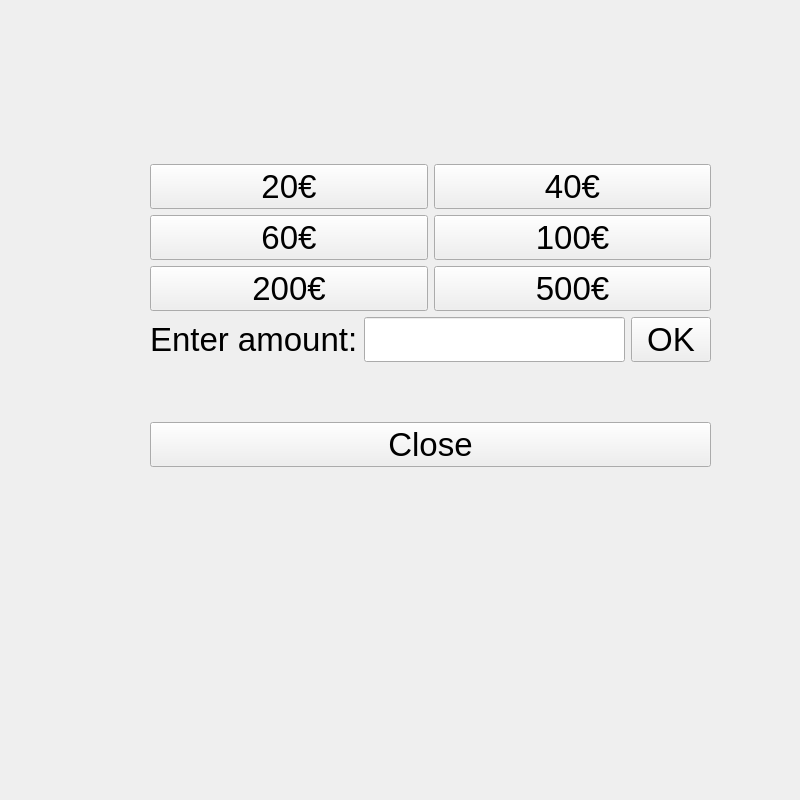
The window that frontend/withdrawalwindow.ui (22kmo-project/group_12) describes before a commit, drawn with Qt 5.
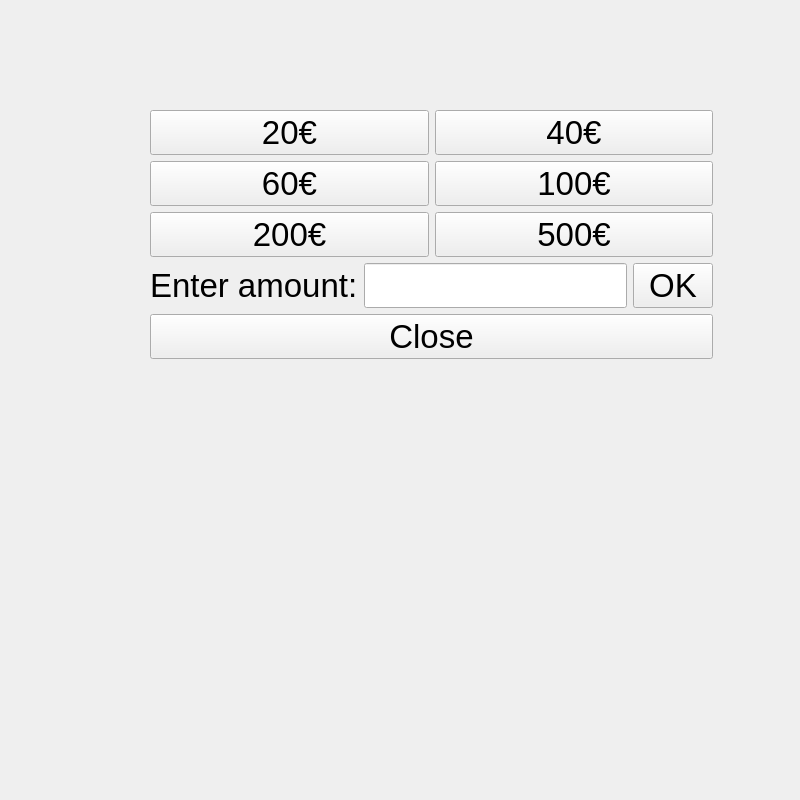
The same window after the commit.

```diff
--- a/frontend/withdrawalwindow.ui
+++ b/frontend/withdrawalwindow.ui
@@ -13,15 +13,17 @@
   <property name="windowTitle">
    <string>Form</string>
   </property>
-  <widget class="QWidget" name="layoutWidget">
+  <widget class="QWidget" name="">
    <property name="geometry">
     <rect>
      <x>150</x>
      <y>110</y>
-     <width>561</width>
-     <height>411</height>
+     <width>563</width>
+     <height>371</height>
     </rect>
    </property>
+   <layout class="QGridLayout" name="gridLayout_4">
+    <item row="0" column="0">
    <layout class="QGridLayout" name="gridLayout_3">
     <item row="0" column="0">
      <layout class="QGridLayout" name="gridLayout_2">
@@ -157,6 +159,20 @@
       </property>
       <property name="text">
        <string>Close</string>
+        </property>
+       </widget>
+      </item>
+     </layout>
+    </item>
+    <item row="1" column="0">
+     <widget class="QLabel" name="lbl_withdrawal_status">
+      <property name="font">
+       <font>
+        <pointsize>15</pointsize>
+       </font>
+      </property>
+      <property name="text">
+       <string/>
       </property>
      </widget>
     </item>
```
Left out of the diff: 2 changed lines with no effect on the pictures. Lines whose indentation alone changed are shown as unchanged.
